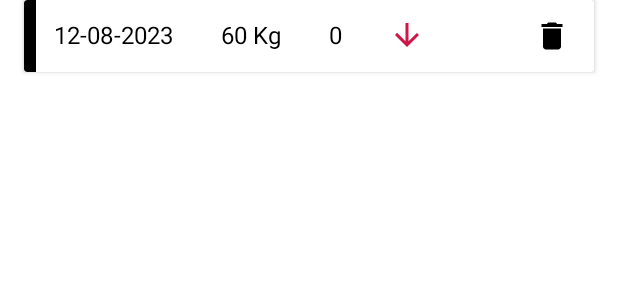
After one commit to ChandanKr16/workout-log-android-app, an Android app: the layout weight_log_item.xml on its own in the app's theme, with its tools: preview values and no code run, on a phone screen of 412 x 824 dp. The commit adds this screen. Shown: the top 300 px of the screen. Run offline under Robolectric (Android 15) with nearby library versions, the phone set to English and light mode, and no system bars.

Commit message:
Created weight log item view

```diff
--- /dev/null
+++ b/app/src/main/res/drawable/ic_baseline_arrow_downward_24.xml
@@ -0,0 +1,5 @@
+<vector android:height="24dp" android:tint="#CE1749"
+    android:viewportHeight="24" android:viewportWidth="24"
+    android:width="24dp" xmlns:android="http://schemas.android.com/apk/res/android">
+    <path android:fillColor="@android:color/white" android:pathData="M20,12l-1.41,-1.41L13,16.17V4h-2v12.17l-5.58,-5.59L4,12l8,8 8,-8z"/>
+</vector>
--- /dev/null
+++ b/app/src/main/res/drawable/ic_baseline_arrow_upward_24.xml
@@ -0,0 +1,5 @@
+<vector android:height="24dp" android:tint="#19BF3F"
+    android:viewportHeight="24" android:viewportWidth="24"
+    android:width="24dp" xmlns:android="http://schemas.android.com/apk/res/android">
+    <path android:fillColor="@android:color/white" android:pathData="M4,12l1.41,1.41L11,7.83V20h2V7.83l5.58,5.59L20,12l-8,-8 -8,8z"/>
+</vector>
--- /dev/null
+++ b/app/src/main/res/layout/weight_log_item.xml
@@ -0,0 +1,110 @@
+<?xml version="1.0" encoding="utf-8"?>
+<androidx.cardview.widget.CardView xmlns:android="http://schemas.android.com/apk/res/android"
+    xmlns:app="http://schemas.android.com/apk/res-auto"
+    xmlns:tools="http://schemas.android.com/tools"
+    android:id="@+id/rep_card"
+    android:layout_width="match_parent"
+    android:layout_height="wrap_content"
+    android:layout_marginLeft="16dp"
+    android:layout_marginRight="16dp"
+    android:layout_marginBottom="16dp"
+    android:elevation="8dp">
+
+    <androidx.constraintlayout.widget.ConstraintLayout
+        android:layout_width="match_parent"
+        android:layout_height="match_parent"
+        android:orientation="horizontal">
+
+        <ImageView
+            android:id="@+id/imageView"
+            android:layout_width="8dp"
+            android:layout_height="48dp"
+            android:src="@drawable/rectangle"
+            app:layout_constraintBottom_toBottomOf="parent"
+            app:layout_constraintStart_toStartOf="parent"
+            app:layout_constraintTop_toTopOf="parent" />
+
+
+        <TextView
+            android:id="@+id/rep_info_textview"
+            android:layout_width="wrap_content"
+            android:layout_height="wrap_content"
+            android:layout_marginStart="12dp"
+            android:layout_marginBottom="2dp"
+            android:padding="8dp"
+            android:text="12-08-2023"
+            android:textColor="#000"
+            android:textSize="16dp"
+            app:layout_constraintBottom_toBottomOf="parent"
+            app:layout_constraintStart_toStartOf="parent"
+            app:layout_constraintTop_toTopOf="parent" />
+
+
+        <ImageView
+            android:id="@+id/delete_imageview"
+            android:layout_width="wrap_content"
+            android:layout_height="wrap_content"
+            android:layout_alignParentEnd="true"
+            android:layout_gravity="center_vertical"
+            android:layout_marginTop="12dp"
+            android:layout_marginEnd="16dp"
+            android:src="@drawable/ic_baseline_delete_24"
+            android:textColor="#000"
+            android:textSize="16dp"
+            app:layout_constraintEnd_toEndOf="parent"
+            app:layout_constraintTop_toTopOf="parent" />
+
+        <TextView
+            android:id="@+id/textView"
+            android:layout_width="wrap_content"
+            android:layout_height="wrap_content"
+            android:layout_marginStart="16dp"
+            android:layout_marginBottom="2dp"
+            android:padding="8dp"
+            android:text="60 Kg"
+            android:textColor="#000"
+            android:textSize="16dp"
+            app:layout_constraintBottom_toBottomOf="parent"
+            app:layout_constraintStart_toEndOf="@+id/rep_info_textview"
+            app:layout_constraintTop_toTopOf="parent" />
+
+        <TextView
+            android:id="@+id/textView2"
+            android:layout_width="40dp"
+            android:layout_height="wrap_content"
+            android:layout_marginStart="16dp"
+            android:layout_marginBottom="2dp"
+            android:padding="8dp"
+            android:text="0"
+            android:textColor="#000"
+            android:textSize="16dp"
+            app:layout_constraintBottom_toBottomOf="parent"
+            app:layout_constraintStart_toEndOf="@+id/textView"
+            app:layout_constraintTop_toTopOf="parent" />
+
+        <ImageView
+            android:id="@+id/imageView2"
+            android:layout_width="wrap_content"
+            android:layout_height="wrap_content"
+            android:layout_marginBottom="2dp"
+            android:padding="8dp"
+            app:layout_constraintBottom_toBottomOf="parent"
+            app:layout_constraintStart_toEndOf="@+id/textView2"
+            app:layout_constraintTop_toTopOf="parent"
+            app:srcCompat="@drawable/ic_baseline_arrow_downward_24" />
+
+        <!--        <TextView-->
+        <!--            android:textAlignment="textEnd"-->
+        <!--            android:padding="8dp"-->
+        <!--            android:layout_marginTop="8dp"-->
+        <!--            android:textSize="22dp"-->
+        <!--            android:textColor="#000"-->
+        <!--            android:text="Reps: 10"-->
+        <!--            android:id="@+id/rep_reps"-->
+        <!--            android:layout_width="match_parent"-->
+        <!--            android:layout_height="wrap_content"/>-->
+
+    </androidx.constraintlayout.widget.ConstraintLayout>
+
+
+</androidx.cardview.widget.CardView>
```
Also changed, not shown: app/src/main/res/layout/activity_weight_log.xml (+6 -1 lines).
